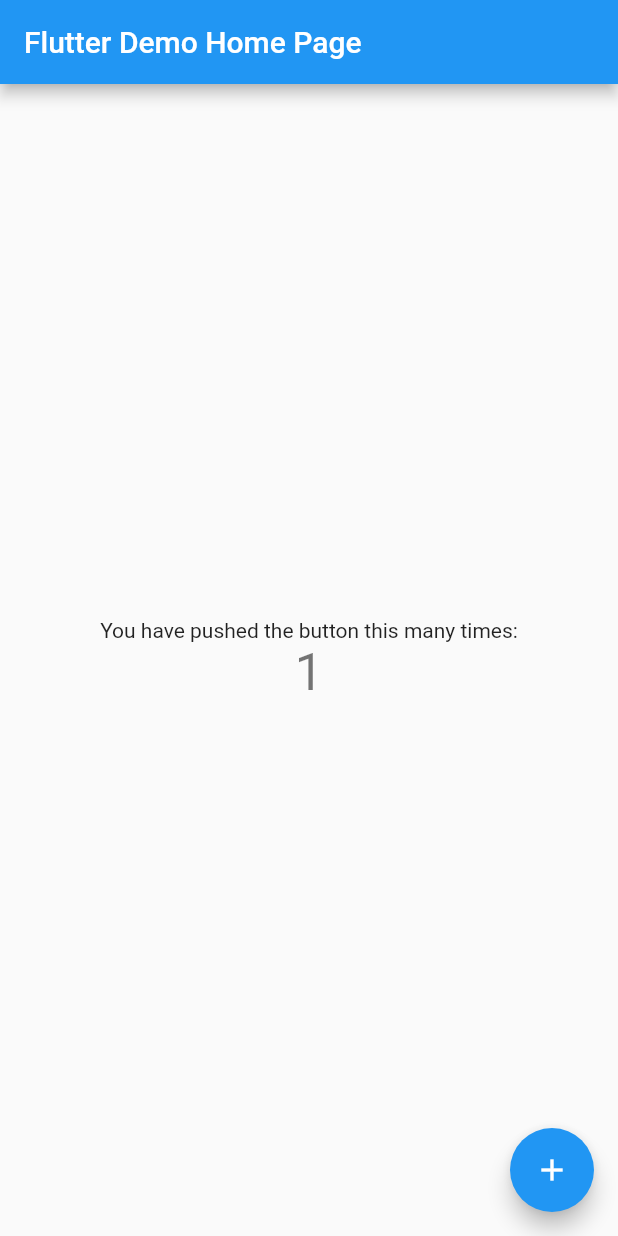
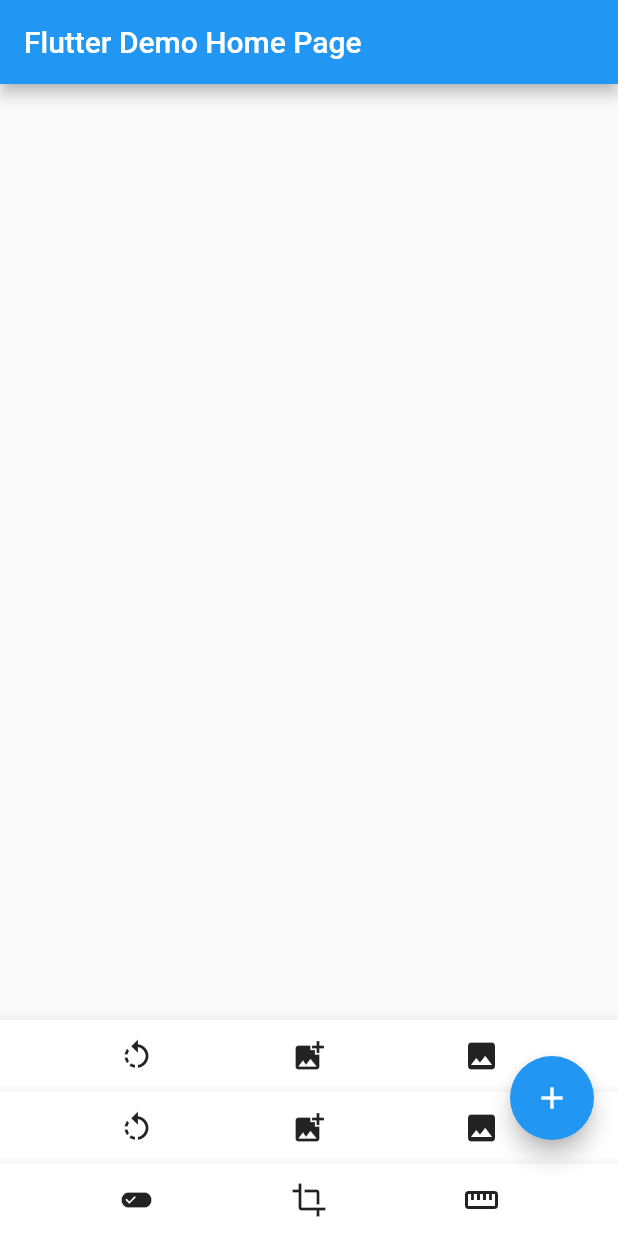
Before and after one commit to zairnaim/uploadflow, a Flutter app: the screen it shows after launch, after a tap on the "add" icon, on a phone screen of 412 x 824 dp. Run offline on Flutter 3.47's test engine with Material 2 defaults, Android fonts, the phone set to English and light mode, and no system bars.

Commit message:
added a bar that disappears on FAB clicked

```diff
--- a/lib/main.dart
+++ b/lib/main.dart
@@ -26,10 +26,17 @@ class MyHomePage extends StatefulWidget {
 
 class _MyHomePageState extends State<MyHomePage> {
   int _counter = 0;
+  bool _showSecondaryBottomBar = false;
 
   void _incrementCounter() {
     setState(() {
       _counter++;
+    });
+  }
+
+  void _showhideBottomBar() {
+    setState(() {
+      _showSecondaryBottomBar = _showSecondaryBottomBar ? false :  true;
     });
   }
 
@@ -39,25 +46,96 @@ class _MyHomePageState extends State<MyHomePage> {
       appBar: AppBar(
         title: Text(widget.title),
       ),
-      body: Center(
-        child: Column(
-          mainAxisAlignment: MainAxisAlignment.center,
-          children: <Widget>[
-            Text(
-              'You have pushed the button this many times:',
+      body: _showSecondaryBottomBar
+          ? imageeditor()
+          : Container(
+              child: Text("Hello"),
             ),
-            Text(
-              '$_counter',
-              style: Theme.of(context).textTheme.display1,
-            ),
-          ],
-        ),
-      ),
       floatingActionButton: FloatingActionButton(
-        onPressed: _incrementCounter,
+        onPressed: _showhideBottomBar,
         tooltip: 'Increment',
         child: Icon(Icons.add),
+      ),
+      bottomNavigationBar: mainbottombar(),
+    );
+  }
+}
+
+class imageeditor extends StatelessWidget {
+  @override
+  Widget build(BuildContext context) {
+    // TODO: implement build
+    return Container(
+      child: Column(
+        mainAxisSize: MainAxisSize.max,
+        mainAxisAlignment: MainAxisAlignment.end,
+        children: <Widget>[
+          secondarybottombar(),
+          secondarybottombar(),
+        ],
+        // children: <Widget>[
+        //   Column(
+
+        //     mainAxisSize: MainAxisSize.max,
+        //     mainAxisAlignment: MainAxisAlignment.end,
+        //   ),
+        //   secondarybottombar(),
+        //
       ),
     );
   }
 }
+
+class mainbottombar extends StatelessWidget {
+  @override
+  Widget build(BuildContext context) {
+    // TODO: implement build
+    return BottomAppBar(
+      child: new Row(
+        mainAxisSize: MainAxisSize.max,
+        mainAxisAlignment: MainAxisAlignment.spaceEvenly,
+        children: <Widget>[
+          IconButton(
+            icon: Icon(Icons.edit_attributes),
+            onPressed: () {},
+          ),
+          IconButton(
+            icon: Icon(Icons.crop),
+            onPressed: () {},
+          ),
+          IconButton(
+            icon: Icon(Icons.straighten),
+            onPressed: () {},
+          ),
+        ],
+      ),
+    );
+  }
+}
+
+class secondarybottombar extends StatelessWidget {
+  @override
+  Widget build(BuildContext context) {
+    // TODO: implement build
+    return BottomAppBar(
+      child: new Row(
+        mainAxisSize: MainAxisSize.max,
+        mainAxisAlignment: MainAxisAlignment.spaceEvenly,
+        children: <Widget>[
+          IconButton(
+            icon: Icon(Icons.rotate_left),
+            onPressed: () {},
+          ),
+          IconButton(
+            icon: Icon(Icons.add_photo_alternate),
+            onPressed: () {},
+          ),
+          IconButton(
+            icon: Icon(Icons.photo),
+            onPressed: () {},
+          ),
+        ],
+      ),
+    );
+  }
+}
```
Also changed, not shown: 5 other files.
